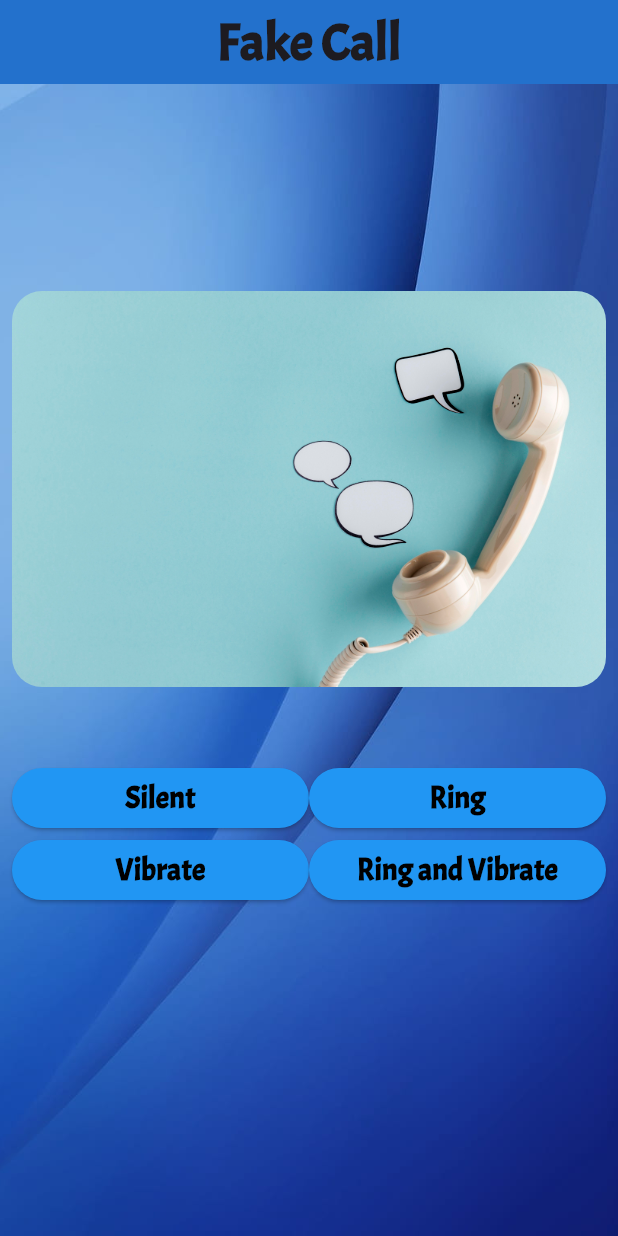
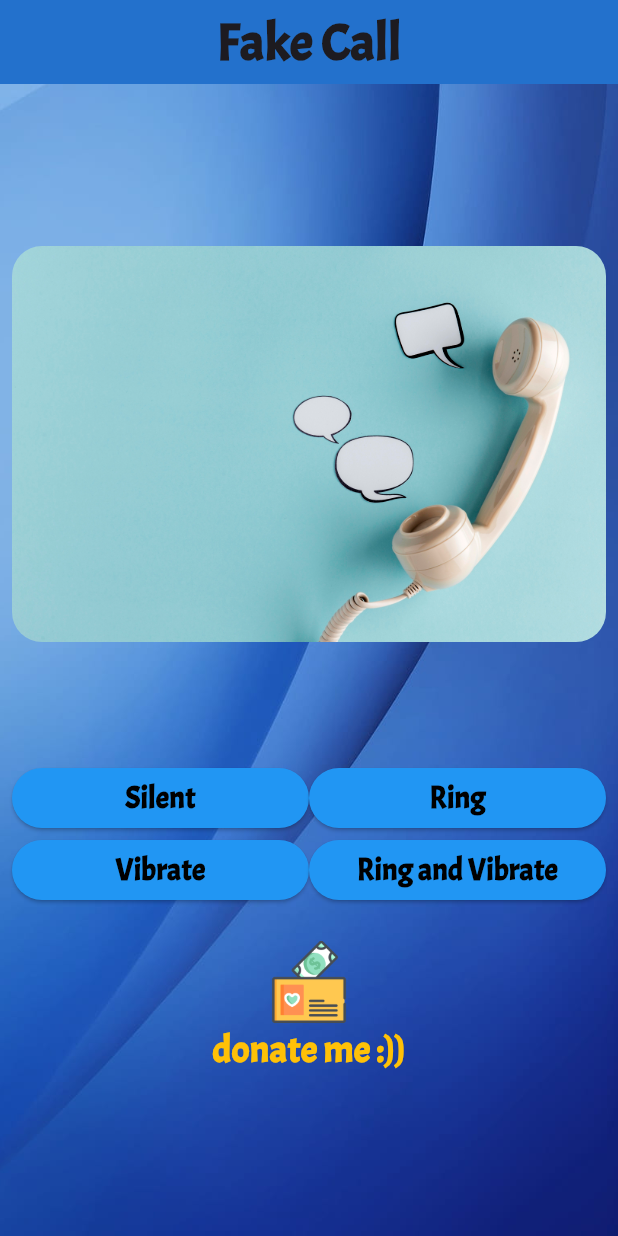
Before and after one commit to MohammadAmin-Andy/fake_call, a Flutter app: the screen it shows after launch, on a phone screen of 412 x 824 dp. Run offline on Flutter 3.47's test engine with Material 3 defaults, Android fonts, the phone set to English and light mode, and no system bars.

Commit message:
finish home screen ui

```diff
--- a/lib/screen/home_screen.dart
+++ b/lib/screen/home_screen.dart
@@ -1,4 +1,5 @@
 import 'package:flutter/material.dart';
+import 'package:url_launcher/url_launcher.dart';
 
 class Home_screen extends StatelessWidget {
   const Home_screen({super.key});
@@ -20,10 +21,12 @@ class Home_screen extends StatelessWidget {
           child: Column(
             mainAxisAlignment: MainAxisAlignment.start,
             children: [
-              SizedBox(height: 130),
+              SizedBox(height: 100),
               _getPhoto(),
-              SizedBox(height: 50),
+              SizedBox(height: 80),
               _getStatus(),
+              SizedBox(height: 15),
+              _getDonation(),
             ],
           ),
         ),
@@ -137,4 +140,36 @@ Widget _getPhoto() {
   );
 }
 
-Widget _getDonation() {}
+Widget _getDonation() {
+  return Row(
+    children: [
+      Expanded(
+        child: Container(
+          child: TextButton(
+            onPressed: () {
+              Uri uri = Uri.parse('https://reymit.ir/mohammadamin-andy');
+              launchUrl(uri);
+            },
+            child: Column(
+              mainAxisAlignment: MainAxisAlignment.center,
+              children: [
+                Image.asset(
+                  'images/donation.png',
+                  height: 55,
+                ),
+                SizedBox(width: 10),
+                Text(
+                  'donate me :))',
+                  style: TextStyle(
+                      color: Colors.amber[500],
+                      fontWeight: FontWeight.bold,
+                      fontSize: 25),
+                ),
+              ],
+            ),
+          ),
+        ),
+      ),
+    ],
+  );
+}
--- a/pubspec.yaml
+++ b/pubspec.yaml
@@ -30,6 +30,7 @@ environment:
 dependencies:
   flutter:
     sdk: flutter
+  url_launcher: ^6.2.4
 
 
   # The following adds the Cupertino Icons font to your application.
```
Also changed, not shown: images/donation.png (added), pubspec.lock, 1 other file.
